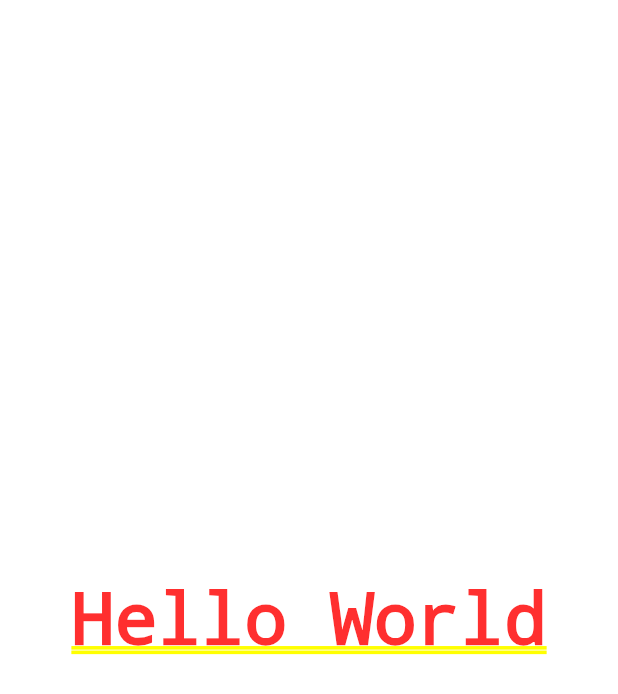
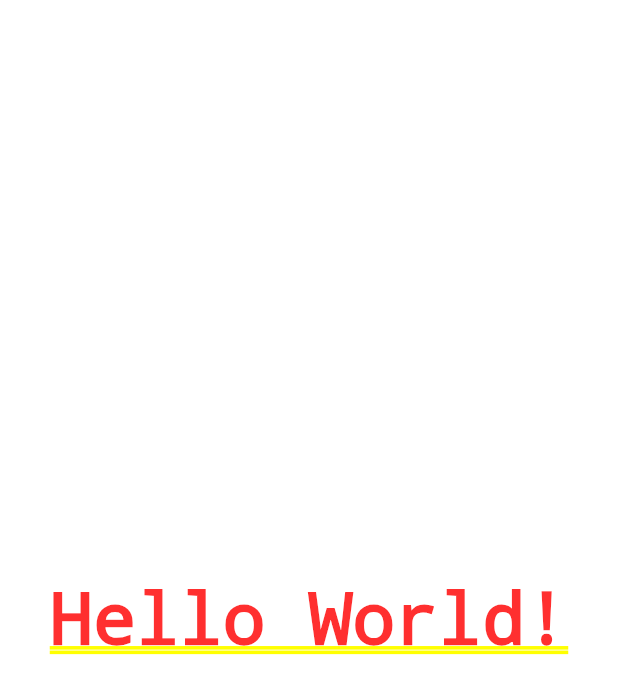
Before and after one commit to angel-codes/counter-app, a Flutter app: the screen it shows after launch, on a phone screen of 412 x 824 dp. Shown: the top 694 px of the screen. Run offline on Flutter 3.47's test engine with Material 2 defaults, Android fonts, the phone set to English and light mode, and no system bars.

Commit message:
creating other file

```diff
--- a/lib/main.dart
+++ b/lib/main.dart
@@ -1,16 +1,7 @@
 import 'package:flutter/material.dart';
+
+import 'src/app.dart';
 
 void main() {
   runApp(new MyApp());
 }
-
-class MyApp extends StatelessWidget {
-  @override
-  Widget build(ctx) {
-    return MaterialApp(
-      home: Center(
-        child: Text('Hello World'),
-      ),
-    );
-  }
-}
--- /dev/null
+++ b/lib/src/app.dart
@@ -0,0 +1,12 @@
+import 'package:flutter/material.dart';
+
+class MyApp extends StatelessWidget {
+  @override
+  Widget build(ctx) {
+    return MaterialApp(
+      home: Center(
+        child: Text('Hello World!'),
+      ),
+    );
+  }
+}
```
